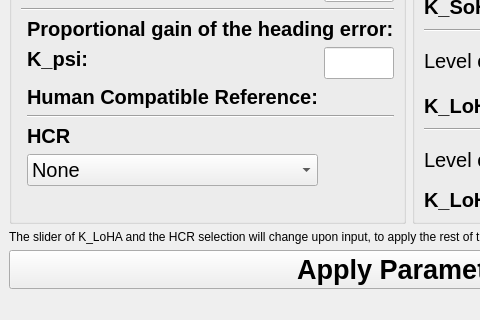
Before: the Qt Designer form modules/feedbackcontroller/action/FDCA.ui in tud-hri/joan, drawn with Qt 5; both pictures show x 0 to 480 and y 115 to 435 of the 824 by 435 pixel window.
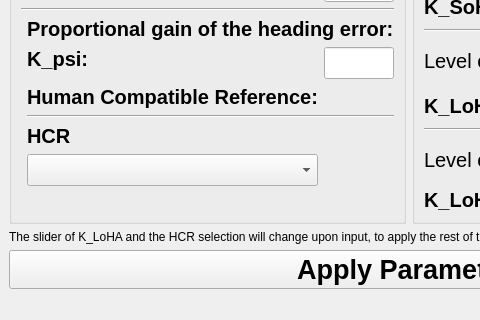
After: the same form once the commit is applied.

What changed in the file:
```diff
--- a/modules/feedbackcontroller/action/FDCA.ui
+++ b/modules/feedbackcontroller/action/FDCA.ui
@@ -216,11 +216,6 @@
                <bold>false</bold>
               </font>
              </property>
-             <item>
-              <property name="text">
-               <string>None</string>
-              </property>
-             </item>
             </widget>
            </item>
            <item row="7" column="1">
```
